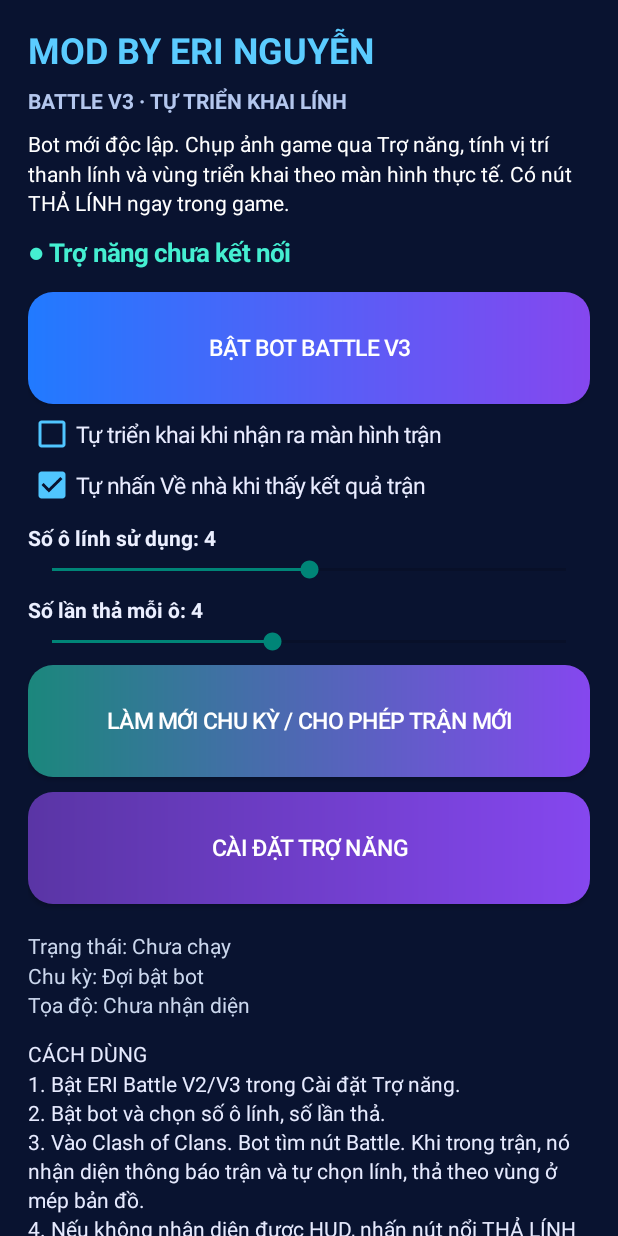
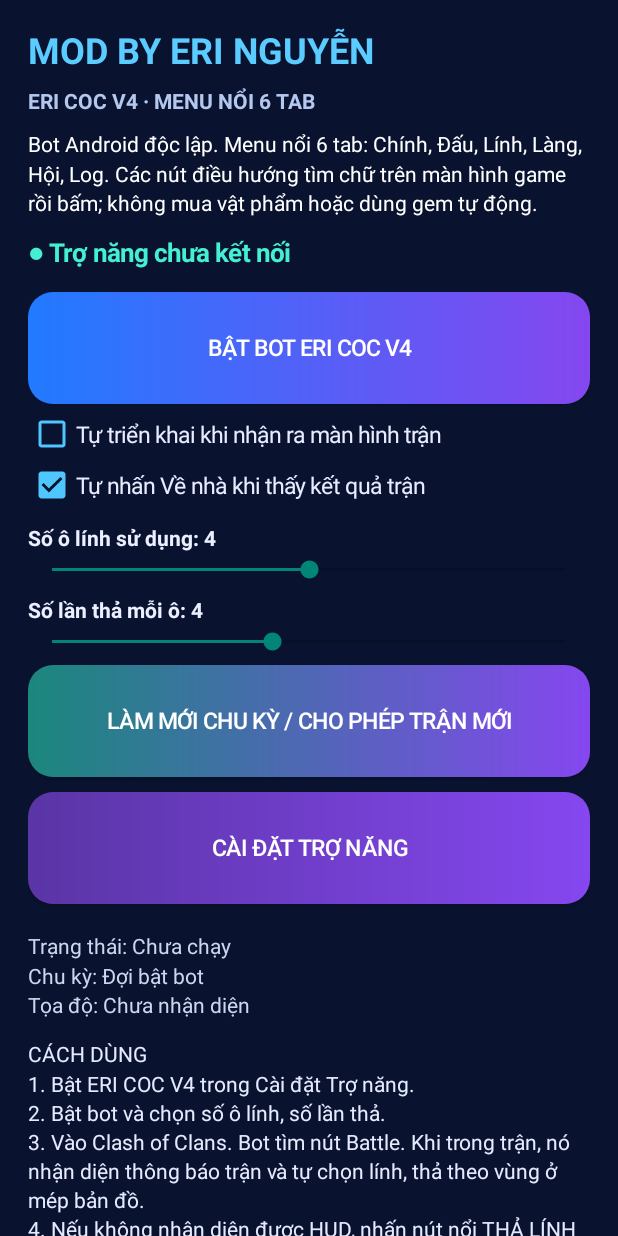
Before and after one commit to boyngheoanvat-ctrl/zsp, an Android app: the screen it shows after launch (MainActivity), on a phone screen of 412 x 824 dp. Run offline under Robolectric (Android 15) with nearby library versions, the phone set to English and light mode, and no system bars.

Commit message:
V4: configure new menu version and build for eri-battle-v2/app/src/main/java/com/eri/battlebot/MainActivity.java

```diff
--- a/eri-battle-v2/app/src/main/java/com/eri/battlebot/MainActivity.java
+++ b/eri-battle-v2/app/src/main/java/com/eri/battlebot/MainActivity.java
@@ -39,9 +39,9 @@ public final class MainActivity extends Activity {
         scroll.addView(layout);
         setContentView(scroll);
         layout.addView(text("MOD BY ERI NGUYỄN",24,0xff5bccff,true));
-        TextView title=text("BATTLE V3 · TỰ TRIỂN KHAI LÍNH",14,0xffb4c7ee,true);
+        TextView title=text("ERI COC V4 · MENU NỔI 6 TAB",14,0xffb4c7ee,true);
         title.setPadding(0,12,0,14);layout.addView(title);
-        layout.addView(text("Bot mới độc lập. Chụp ảnh game qua Trợ năng, tính vị trí thanh lính và vùng triển khai theo màn hình thực tế. Có nút THẢ LÍNH ngay trong game.",14,Color.WHITE,false));
+        layout.addView(text("Bot Android độc lập. Menu nổi 6 tab: Chính, Đấu, Lính, Làng, Hội, Log. Các nút điều hướng tìm chữ trên màn hình game rồi bấm; không mua vật phẩm hoặc dùng gem tự động.",14,Color.WHITE,false));
         status=text("",17,0xff45efd1,true);
         status.setPadding(0,18,0,12);layout.addView(status);
         toggle=button("",0xff217aff);
@@ -67,7 +67,7 @@ public final class MainActivity extends Activity {
         layout.addView(access);
         detail=text("",14,0xffcbd7ed,false);
         detail.setPadding(0,22,0,20);layout.addView(detail);
-        layout.addView(text("CÁCH DÙNG\n1. Bật ERI Battle V2/V3 trong Cài đặt Trợ năng.\n2. Bật bot và chọn số ô lính, số lần thả.\n3. Vào Clash of Clans. Bot tìm nút Battle. Khi trong trận, nó nhận diện thông báo trận và tự chọn lính, thả theo vùng ở mép bản đồ.\n4. Nếu không nhận diện được HUD, nhấn nút nổi THẢ LÍNH trong game. Nút DỪNG sẽ ngắt các lượt chạm còn lại.\n5. Khi trận kết thúc, tùy chọn Tự về nhà chỉ bấm nếu đọc được nút Về nhà từ ảnh.\n\nLưu ý: Chỉ thả các ô lính đã chọn, không bảo đảm thắng; không dùng GPS, root hoặc mã bot Xmagic cũ.",14,0xffe6eafe,false));
+        layout.addView(text("CÁCH DÙNG\n1. Bật ERI COC V4 trong Cài đặt Trợ năng.\n2. Bật bot và chọn số ô lính, số lần thả.\n3. Vào Clash of Clans. Bot tìm nút Battle. Khi trong trận, nó nhận diện thông báo trận và tự chọn lính, thả theo vùng ở mép bản đồ.\n4. Nếu không nhận diện được HUD, nhấn nút nổi THẢ LÍNH trong game. Nút DỪNG sẽ ngắt các lượt chạm còn lại.\n5. Khi trận kết thúc, tùy chọn Tự về nhà chỉ bấm nếu đọc được nút Về nhà từ ảnh.\n\nLưu ý: Menu V4 điều hướng bằng OCR và tự thả lính mức thử nghiệm. Không bảo đảm thao tác được mọi tính năng, không dùng root hoặc mã Xmagic cũ.",14,0xffe6eafe,false));
         updateUi();
     }
     private CheckBox check(String label,String key,boolean defaultValue){
@@ -102,7 +102,7 @@ public final class MainActivity extends Activity {
     private void updateUi(){
         if(status==null)return;
         boolean on=prefs.getBoolean("enabled",false),ready=prefs.getBoolean("service_ready",false);
-        toggle.setText(on?"DỪNG TỰ ĐỘNG":"BẬT BOT BATTLE V3");
+        toggle.setText(on?"DỪNG TỰ ĐỘNG":"BẬT BOT ERI COC V4");
         status.setText(!ready?"● Trợ năng chưa kết nối":on?"● Bot đang theo dõi màn hình":"● Bot đã tạm dừng");
         detail.setText("Trạng thái: "+prefs.getString("last_status","Chưa chạy")
             +"\nChu kỳ: "+prefs.getString("phase","Đợi bật bot")
```
